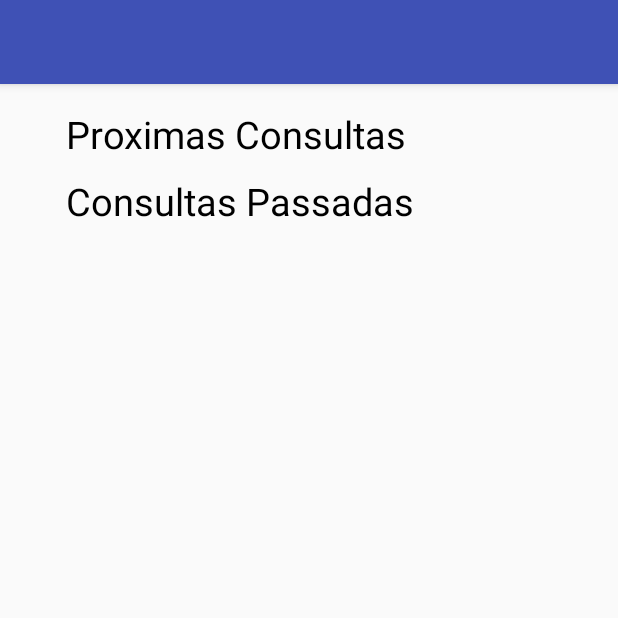
After one commit to pcardosolei/PetU4-app, an Android app: the Lista_Consultas screen opened directly, with no data from a screen before it, on a phone screen of 412 x 824 dp, the top half of it. The commit adds this screen. Run offline under Robolectric (Android 15) with nearby library versions, the phone set to English and light mode, and no system bars.

Commit message:
added apointment classes

```diff
--- a/Pet4U/app/src/main/java/pet4u/pet4u/Activities/PlanoVacinacao.java
+++ b/Pet4U/app/src/main/java/pet4u/pet4u/Activities/PlanoVacinacao.java
@@ -28,13 +28,12 @@ public class PlanoVacinacao extends AppCompatActivity {
     protected void onCreate(Bundle savedInstanceState) {
         super.onCreate(savedInstanceState);
         setContentView(R.layout.activity_plano_vacinacao);
-        Toolbar toolbar = (Toolbar) findViewById(R.id.toolbar);
-        setSupportActionBar(toolbar);
+
 
         // GET ARRAY OF Vacinas
         getVacinas();
 
-        // Set number of vaccines
+
 
         populate_ListView();
 
--- /dev/null
+++ b/Pet4U/app/src/main/java/pet4u/pet4u/activities/Lista_Consultas.java
@@ -0,0 +1,53 @@
+package pet4u.pet4u.activities;
+
+import android.support.v7.app.AppCompatActivity;
+import android.os.Bundle;
+
+import java.util.ArrayList;
+import java.util.List;
+
+import pet4u.pet4u.R;
+import pet4u.pet4u.user.Consulta;
+
+public class Lista_Consultas extends AppCompatActivity {
+
+    //Create Array of Consultas
+    List<Consulta> consultas_passadas = new ArrayList<>();
+    List<Consulta> consultas_futuras = new ArrayList<>();
+
+    @Override
+    protected void onCreate(Bundle savedInstanceState) {
+        super.onCreate(savedInstanceState);
+        setContentView(R.layout.activity_lista_consultas);
+
+        // Get Consultas
+        getConsultas();
+
+
+        // Populate List View
+        populateListViewPast();
+
+        populateListViewFuture();
+
+        //
+    }
+
+
+    private void getConsultas() {
+        //Apagar getSampleConsultas apos ligaçao a base de dados
+        getSampleConsultas();
+    }
+
+    private void getSampleConsultas() {
+        //Consultas passadas
+
+
+    }
+
+    private void populateListViewFuture() {
+    }
+
+    private void populateListViewPast() {
+    }
+
+}
--- /dev/null
+++ b/Pet4U/app/src/main/res/layout/activity_lista_consultas.xml
@@ -0,0 +1,26 @@
+<?xml version="1.0" encoding="utf-8"?>
+<android.support.design.widget.CoordinatorLayout xmlns:android="http://schemas.android.com/apk/res/android"
+xmlns:app="http://schemas.android.com/apk/res-auto"
+xmlns:tools="http://schemas.android.com/tools"
+android:layout_width="match_parent"
+android:layout_height="match_parent"
+android:fitsSystemWindows="true"
+tools:context="pet4u.pet4u.activities.Lista_Consultas">
+
+<android.support.design.widget.AppBarLayout
+    android:layout_width="match_parent"
+    android:layout_height="wrap_content"
+    android:theme="@style/AppTheme.AppBarOverlay">
+
+    <android.support.v7.widget.Toolbar
+        android:id="@+id/toolbar"
+        android:layout_width="match_parent"
+        android:layout_height="?attr/actionBarSize"
+        android:background="?attr/colorPrimary"
+        app:popupTheme="@style/AppTheme.PopupOverlay" />
+
+</android.support.design.widget.AppBarLayout>
+
+<include layout="@layout/content_lista_consulta" />
+
+</android.support.design.widget.CoordinatorLayout>
--- /dev/null
+++ b/Pet4U/app/src/main/res/layout/content_lista_consulta.xml
@@ -0,0 +1,62 @@
+<?xml version="1.0" encoding="utf-8"?>
+<RelativeLayout xmlns:android="http://schemas.android.com/apk/res/android"
+    xmlns:app="http://schemas.android.com/apk/res-auto"
+    xmlns:tools="http://schemas.android.com/tools"
+    android:id="@+id/content_consulta"
+    android:layout_width="match_parent"
+    android:layout_height="match_parent"
+    android:paddingBottom="@dimen/activity_vertical_margin"
+    android:paddingLeft="@dimen/activity_horizontal_margin"
+    android:paddingRight="@dimen/activity_horizontal_margin"
+    android:paddingTop="@dimen/activity_vertical_margin"
+    app:layout_behavior="@string/appbar_scrolling_view_behavior"
+    tools:context="pet4u.pet4u.activities.Lista_Consultas"
+    tools:showIn="@layout/activity_lista_consultas">
+
+
+    <TextView
+        android:text="Proximas Consultas"
+        style="@style/NormalText"
+        android:textSize="25dp"
+        android:layout_width="wrap_content"
+        android:layout_height="wrap_content"
+        android:inputType="textPersonName"
+        android:layout_alignParentTop="true"
+        android:layout_alignParentRight="true"
+        android:layout_alignParentStart="true"
+        android:layout_marginStart="28dp"
+        android:id="@+id/text_proxima_consulta" />
+
+    <ListView
+        android:layout_width="match_parent"
+        android:layout_height="0dp"
+        android:layout_weight="1"
+        android:id="@+id/list_atended_consultas"
+        android:layout_below="@+id/text_proxima_consulta"
+        android:layout_centerHorizontal="true"
+        android:layout_marginTop="10dp" />
+
+    <TextView
+        android:text="Consultas Passadas"
+        style="@style/NormalText"
+        android:textSize="25dp"
+        android:layout_width="wrap_content"
+        android:layout_height="wrap_content"
+        android:inputType="textPersonName"
+        android:layout_alignParentRight="true"
+        android:layout_alignParentStart="true"
+        android:layout_marginStart="28dp"
+        android:id="@+id/text_consultas_passadas"
+        android:layout_below="@+id/list_atended_consultas"/>
+
+    <ListView
+        android:layout_width="match_parent"
+        android:layout_height="0dp"
+        android:layout_weight="1"
+        android:id="@+id/list_next_consultas"
+        android:layout_centerHorizontal="true"
+        android:layout_below="@+id/text_consultas_passadas"
+        android:layout_marginTop="10dp"
+        />
+
+</RelativeLayout>
--- a/Pet4U/app/src/main/res/values/strings.xml
+++ b/Pet4U/app/src/main/res/values/strings.xml
@@ -5,7 +5,8 @@
     <string name="title_activity_login">Log in</string>
     <string name="title_activity_register">Register</string>
     <string name="title_activity_main_screen_dono">Main Screen Dono</string>
-
+    <string name="title_activity_plano_vacinacao">Plano de Vacinacao</string>
+    <string name="title_activity_consultas">Consultas</string>
 
     <!-- Strings related to splash screen -->
     <string name="filter_title_view_pet4u">Filter</string>
@@ -30,6 +31,6 @@
     <string name="navigation_drawer_open">Open navigation drawer</string>
     <string name="navigation_drawer_close">Close navigation drawer</string>
     <string name="action_settings">Settings</string>
-    <string name="title_activity_plano_vacinacao">Plano de Vacinacao</string>
+
 
 </resources>
```
Also changed, not shown: Pet4U/app/src/main/AndroidManifest.xml (+27 -19 lines), Pet4U/app/src/main/java/pet4u/pet4u/user/Consulta.java (added, +76 -0 lines).
